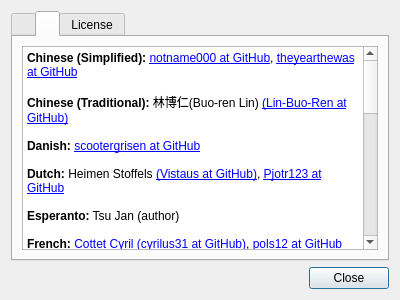
The window that featherpad/about.ui (vecnathewhisperd0/FeatherPad) describes before a commit, drawn with Qt 5.
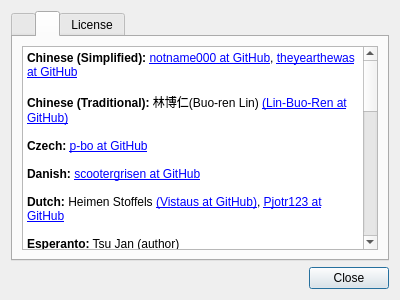
The same window after the commit. The open tabs and pages were chosen to show the change.

```diff
--- a/featherpad/about.ui
+++ b/featherpad/about.ui
@@ -101,6 +101,8 @@
 &lt;p style=&quot;-qt-paragraph-type:empty; margin-top:0px; margin-bottom:0px; margin-left:0px; margin-right:0px; -qt-block-indent:0; text-indent:0px;&quot;&gt;&lt;br /&gt;&lt;/p&gt;
 &lt;p style=&quot; margin-top:0px; margin-bottom:0px; margin-left:0px; margin-right:0px; -qt-block-indent:0; text-indent:0px;&quot;&gt;&lt;span style=&quot; font-weight:600;&quot;&gt;Chinese (Traditional):&lt;/span&gt; 林博仁(Buo-ren Lin) &lt;a href=&quot;https://github.com/Lin-Buo-Ren&quot;&gt;(Lin-Buo-Ren at GitHub)&lt;/a&gt;&lt;/p&gt;
 &lt;p style=&quot;-qt-paragraph-type:empty; margin-top:0px; margin-bottom:0px; margin-left:0px; margin-right:0px; -qt-block-indent:0; text-indent:0px;&quot;&gt;&lt;br /&gt;&lt;/p&gt;
+&lt;p style=&quot; margin-top:0px; margin-bottom:0px; margin-left:0px; margin-right:0px; -qt-block-indent:0; text-indent:0px;&quot;&gt;&lt;span style=&quot; font-weight:600;&quot;&gt;Czech:&lt;/span&gt; &lt;a href=&quot;https://github.com/p-bo&quot;&gt;p-bo at GitHub&lt;/a&gt;&lt;/p&gt;
+&lt;p style=&quot;-qt-paragraph-type:empty; margin-top:0px; margin-bottom:0px; margin-left:0px; margin-right:0px; -qt-block-indent:0; text-indent:0px;&quot;&gt;&lt;br /&gt;&lt;/p&gt;
 &lt;p style=&quot; margin-top:0px; margin-bottom:0px; margin-left:0px; margin-right:0px; -qt-block-indent:0; text-indent:0px;&quot;&gt;&lt;span style=&quot; font-weight:600;&quot;&gt;Danish:&lt;/span&gt; &lt;a href=&quot;https://github.com/scootergrisen&quot;&gt;scootergrisen at GitHub&lt;/a&gt;&lt;/p&gt;
 &lt;p style=&quot;-qt-paragraph-type:empty; margin-top:0px; margin-bottom:0px; margin-left:0px; margin-right:0px; -qt-block-indent:0; text-indent:0px;&quot;&gt;&lt;br /&gt;&lt;/p&gt;
 &lt;p style=&quot; margin-top:0px; margin-bottom:0px; margin-left:0px; margin-right:0px; -qt-block-indent:0; text-indent:0px;&quot;&gt;&lt;span style=&quot; font-weight:600;&quot;&gt;Dutch:&lt;/span&gt; Heimen Stoffels &lt;a href=&quot;https://github.com/Vistaus&quot;&gt;(Vistaus at GitHub)&lt;/a&gt;, &lt;a href=&quot;https://github.com/Pjotr123&quot;&gt;Pjotr123 at GitHub&lt;/a&gt;&lt;/p&gt;
```
